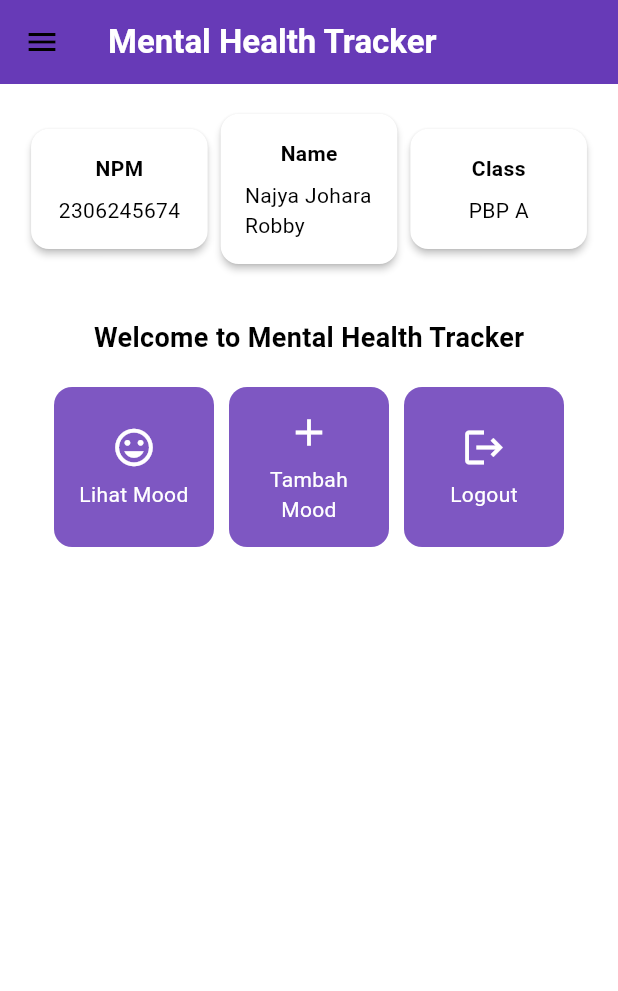
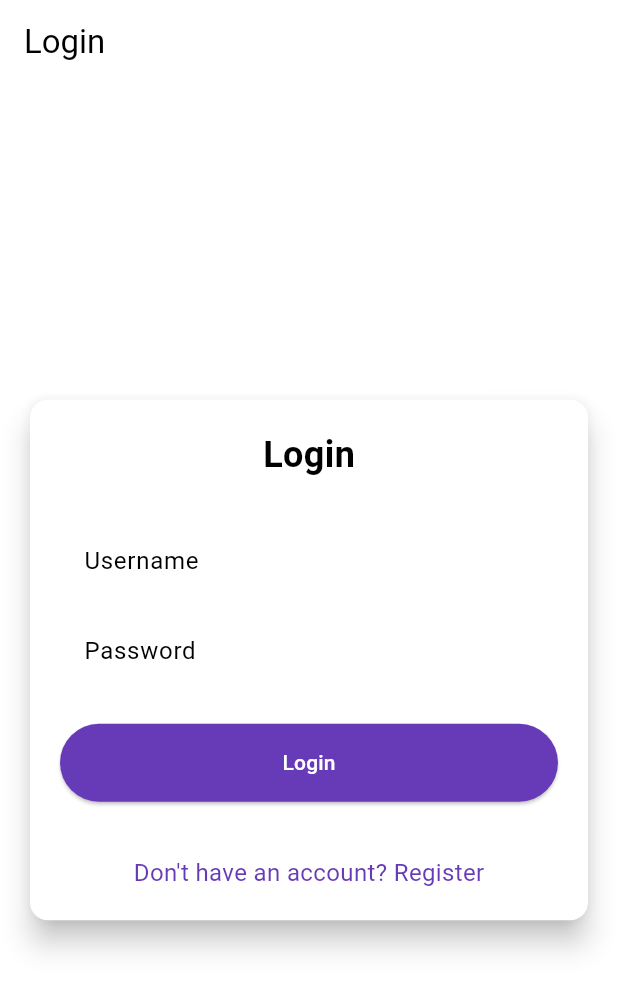
Before and after one commit to nayjohara/mental-health-tracker-mobile, a Flutter app: the screen it shows after launch, on a phone screen of 412 x 824 dp. Shown: the top 991 px of the screen. Run offline on Flutter 3.47's test engine with Material 3 defaults, Android fonts, the phone set to English and light mode, and no system bars; missing offline and left inert: pbp_django_auth.

```diff
--- a/mental_health_tracker/lib/main.dart
+++ b/mental_health_tracker/lib/main.dart
@@ -1,5 +1,8 @@
 import 'package:flutter/material.dart';
 import 'package:mental_health_tracker/screens/menu.dart';
+import 'package:pbp_django_auth/pbp_django_auth.dart';
+import 'package:provider/provider.dart';
+import 'package:mental_health_tracker/screens/login.dart';
 
 void main() {
   runApp(const MyApp());
@@ -8,17 +11,23 @@ void main() {
 class MyApp extends StatelessWidget {
   const MyApp({super.key});
 
-  // This widget is the root of your application.
   @override
   Widget build(BuildContext context) {
-    return MaterialApp(
-      title: 'Flutter Demo',
-      theme: ThemeData(
-        colorScheme: ColorScheme.fromSwatch(
-        primarySwatch: Colors.deepPurple,
-        ).copyWith(secondary: Colors.deepPurple[400]),
+    return Provider(
+      create: (_) {
+        CookieRequest request = CookieRequest();
+        return request;
+      },
+      child: MaterialApp(
+        title: 'Mental Health Tracker',
+        theme: ThemeData(
+          useMaterial3: true,
+          colorScheme: ColorScheme.fromSwatch(
+            primarySwatch: Colors.deepPurple,
+          ).copyWith(secondary: Colors.deepPurple[400]),
+        ),
+        home: const LoginPage(),
       ),
-      home: MyHomePage(),
     );
   }
 }
--- /dev/null
+++ b/mental_health_tracker/lib/screens/login.dart
@@ -0,0 +1,182 @@
+import 'package:mental_health_tracker/screens/menu.dart';
+import 'package:flutter/material.dart';
+import 'package:pbp_django_auth/pbp_django_auth.dart';
+import 'package:provider/provider.dart';
+import 'package:mental_health_tracker/screens/register.dart';
+// TODO: Import halaman RegisterPage jika sudah dibuat
+
+void main() {
+  runApp(const LoginApp());
+}
+
+class LoginApp extends StatelessWidget {
+  const LoginApp({super.key});
+
+  @override
+  Widget build(BuildContext context) {
+    return MaterialApp(
+      title: 'Login',
+      theme: ThemeData(
+        useMaterial3: true,
+        colorScheme: ColorScheme.fromSwatch(
+          primarySwatch: Colors.deepPurple,
+        ).copyWith(secondary: Colors.deepPurple[400]),
+      ),
+      home: const LoginPage(),
+    );
+  }
+}
+
+class LoginPage extends StatefulWidget {
+  const LoginPage({super.key});
+
+  @override
+  State<LoginPage> createState() => _LoginPageState();
+}
+
+class _LoginPageState extends State<LoginPage> {
+  final TextEditingController _usernameController = TextEditingController();
+  final TextEditingController _passwordController = TextEditingController();
+
+  @override
+  Widget build(BuildContext context) {
+    final request = context.watch<CookieRequest>();
+
+    return Scaffold(
+      appBar: AppBar(
+        title: const Text('Login'),
+      ),
+      body: Center(
+        child: SingleChildScrollView(
+          padding: const EdgeInsets.all(16.0),
+          child: Card(
+            elevation: 8,
+            shape: RoundedRectangleBorder(
+              borderRadius: BorderRadius.circular(12.0),
+            ),
+            child: Padding(
+              padding: const EdgeInsets.all(20.0),
+              child: Column(
+                mainAxisSize: MainAxisSize.min,
+                children: [
+                  const Text(
+                    'Login',
+                    style: TextStyle(
+                      fontSize: 24.0,
+                      fontWeight: FontWeight.bold,
+                    ),
+                  ),
+                  const SizedBox(height: 30.0),
+                  TextField(
+                    controller: _usernameController,
+                    decoration: const InputDecoration(
+                      labelText: 'Username',
+                      hintText: 'Enter your username',
+                      border: OutlineInputBorder(
+                        borderRadius: BorderRadius.all(Radius.circular(12.0)),
+                      ),
+                      contentPadding:
+                          EdgeInsets.symmetric(horizontal: 12.0, vertical: 8.0),
+                    ),
+                  ),
+                  const SizedBox(height: 12.0),
+                  TextField(
+                    controller: _passwordController,
+                    decoration: const InputDecoration(
+                      labelText: 'Password',
+                      hintText: 'Enter your password',
+                      border: OutlineInputBorder(
+                        borderRadius: BorderRadius.all(Radius.circular(12.0)),
+                      ),
+                      contentPadding:
+                          EdgeInsets.symmetric(horizontal: 12.0, vertical: 8.0),
+                    ),
+                    obscureText: true,
+                  ),
+                  const SizedBox(height: 24.0),
+                  ElevatedButton(
+                    onPressed: () async {
+                      String username = _usernameController.text;
+                      String password = _passwordController.text;
+
+                      // Cek kredensial
+                      // TODO: Ganti URL dan jangan lupa tambahkan trailing slash (/) di akhir URL!
+                      // Untuk menyambungkan Android emulator dengan Django pada localhost,
+                      // gunakan URL http://10.0.2.2/
+                      final response = await request
+                          .login("http://localhost:8000/auth/login/", {
+                        'username': username,
+                        'password': password,
+                      });
+
+                      if (request.loggedIn) {
+                        String message = response['message'];
+                        String uname = response['username'];
+                        if (context.mounted) {
+                          Navigator.pushReplacement(
+                            context,
+                            MaterialPageRoute(
+                                builder: (context) => MyHomePage()),
+                          );
+                          ScaffoldMessenger.of(context)
+                            ..hideCurrentSnackBar()
+                            ..showSnackBar(
+                              SnackBar(
+                                  content:
+                                      Text("$message Selamat datang, $uname.")),
+                            );
+                        }
+                      } else {
+                        if (context.mounted) {
+                          showDialog(
+                            context: context,
+                            builder: (context) => AlertDialog(
+                              title: const Text('Login Gagal'),
+                              content: Text(response['message']),
+                              actions: [
+                                TextButton(
+                                  child: const Text('OK'),
+                                  onPressed: () {
+                                    Navigator.pop(context);
+                                  },
+                                ),
+                              ],
+                            ),
+                          );
+                        }
+                      }
+                    },
+                    style: ElevatedButton.styleFrom(
+                      foregroundColor: Colors.white,
+                      minimumSize: Size(double.infinity, 50),
+                      backgroundColor: Theme.of(context).colorScheme.primary,
+                      padding: const EdgeInsets.symmetric(vertical: 16.0),
+                    ),
+                    child: const Text('Login'),
+                  ),
+                  const SizedBox(height: 36.0),
+                  GestureDetector(
+                    onTap: () {
+                      Navigator.push(
+                        context,
+                        MaterialPageRoute(
+                            builder: (context) => const RegisterPage()),
+                      );
+                    },
+                    child: Text(
+                      'Don\'t have an account? Register',
+                      style: TextStyle(
+                        color: Theme.of(context).colorScheme.primary,
+                        fontSize: 16.0,
+                      ),
+                    ),
+                  ),
+                ],
+              ),
+            ),
+          ),
+        ),
+      ),
+    );
+  }
+}
--- a/mental_health_tracker/pubspec.yaml
+++ b/mental_health_tracker/pubspec.yaml
@@ -35,6 +35,9 @@ dependencies:
   # The following adds the Cupertino Icons font to your application.
   # Use with the CupertinoIcons class for iOS style icons.
   cupertino_icons: ^1.0.8
+  provider: ^6.1.2
+  pbp_django_auth: ^0.4.0
+  http: ^1.2.2
 
 dev_dependencies:
   flutter_test:
```
Also changed, not shown: mental_health_tracker/lib/models/mood_entry.dart (added, +65 -0 lines), mental_health_tracker/lib/screens/list_moodentry.dart (added, +90 -0 lines), mental_health_tracker/lib/screens/moodentry_form.dart (+38 -31 lines), mental_health_tracker/lib/screens/register.dart (added, +166 -0 lines), mental_health_tracker/lib/widgets/left_drawer.dart (+18 -1 lines), mental_health_tracker/lib/widgets/mood_card.dart (+7 -2 lines), mental_health_tracker/pubspec.lock, 2 other files.
